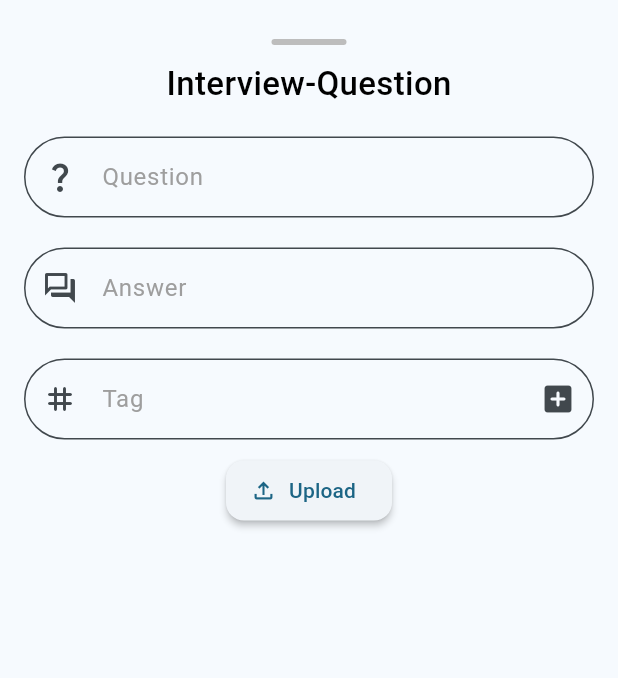
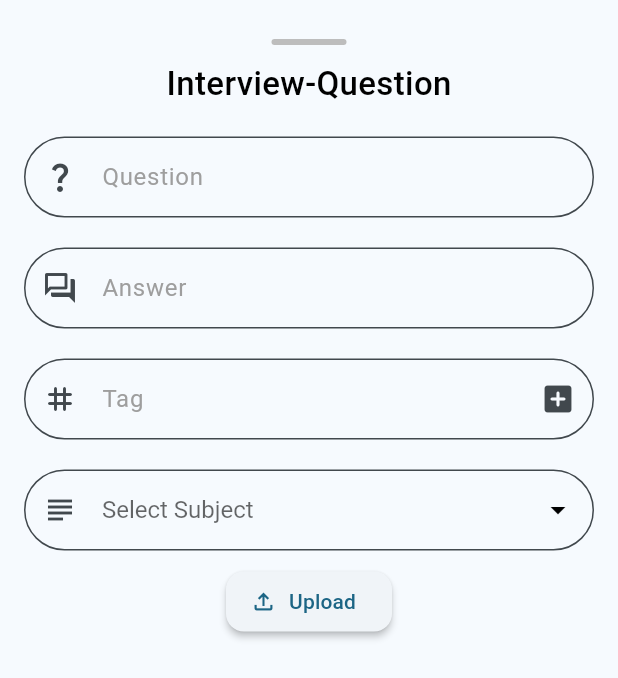
Before and after one commit to Vanshpanchal/Flutter, a Flutter app: the addmodal screen opened directly, on a phone screen of 412 x 824 dp. Shown: the top 678 px of the screen. Run offline on Flutter 3.47's test engine with Material 3 defaults, Android fonts, the phone set to English and light mode, and no system bars; our stand-ins replace cloud_firestore, firebase_auth, firebase_core, firebase_storage, get, image_picker and 1 more; missing offline and left inert: dart:ffi; accounts and stored records are empty; network calls fail.

Commit message:
specific subject filter

```diff
--- a/lib/addmodal.dart
+++ b/lib/addmodal.dart
@@ -13,7 +13,16 @@ class addmodal extends StatefulWidget {
 class _addmodalState extends State<addmodal> {
   final TextEditingController _questionController = TextEditingController();
   final TextEditingController _answerController = TextEditingController();
+  final List<String> subjects = [
+    "Algorithms",
+    "Data Structures",
+    "System Design",
+    "Database Management",
+    "Operating Systems",
+    "Competitive Programming"
+  ];
 
+  String? selectedSubject;
   addQA() async {
     try {
       var user = FirebaseAuth.instance.currentUser;
@@ -26,6 +35,7 @@ class _addmodalState extends State<addmodal> {
         'Report': false,
         'Tags': _tags,
         'docId': doc_id,
+        'Subject':selectedSubject,
         'Timestamp': FieldValue.serverTimestamp()
       };
       await FirebaseFirestore.instance
@@ -59,8 +69,8 @@ class _addmodalState extends State<addmodal> {
   final List<String> _tags = [];
 
   void _addTag() {
-    final tag = _tagController.text.trim();
-    if (tag.isNotEmpty && !_tags.contains(tag)) {
+    final tag = _tagController.text.toUpperCase().trim();
+    if (tag!.isNotEmpty && !_tags.contains(tag)) {
       setState(() {
         _tags.add(tag);
       });
@@ -77,8 +87,11 @@ class _addmodalState extends State<addmodal> {
 
   @override
   Widget build(BuildContext context) {
-    return FractionallySizedBox(
-        heightFactor: 0.85,
+    return
+      Scaffold(
+        resizeToAvoidBottomInset: true,
+        body: FractionallySizedBox(
+          heightFactor: 0.9,
           child: SingleChildScrollView(
             child: Padding(
               padding: const EdgeInsets.all(16.0),
@@ -103,6 +116,8 @@ class _addmodalState extends State<addmodal> {
                     ),
                   ),
                   SizedBox(height: 20),
+
+
                   TextField(
                     controller: _questionController,
                     maxLength: null,
@@ -146,6 +161,7 @@ class _addmodalState extends State<addmodal> {
                   ),
                   SizedBox(height: 20),
                   TextField(
+                    textCapitalization: TextCapitalization.characters,
                     controller: _tagController,
                     maxLines: 12,
                     minLines: 1,
@@ -187,6 +203,39 @@ class _addmodalState extends State<addmodal> {
                       );
                     }).toList(),
                   ),
+                  SizedBox(height: 20),
+                  DropdownButtonFormField<String>(
+                    value: selectedSubject,
+                    decoration: InputDecoration(
+                      border: OutlineInputBorder(
+                        borderRadius: BorderRadius.circular(30),
+                      ),
+                      contentPadding: const EdgeInsets.symmetric(
+                        vertical: 15,
+                        horizontal: 20,
+                      ),
+                      filled: true,
+                      fillColor: Colors.transparent,
+                      prefixIcon: Icon(Icons.subject),
+                    ),
+                    hint: Text('Select Subject'),
+                    items: subjects.map((subject) {
+                      return DropdownMenuItem<String>(
+                        value: subject,
+                        child: Text(subject),
+                      );
+                    }).toList(),
+                    onChanged: (value) {
+                      setState(() {
+                        selectedSubject = value;
+                      });
+                    },
+                    borderRadius: BorderRadius.circular(30),
+                    dropdownColor: Colors.white,
+                    style: TextStyle(color: Colors.black, fontSize: 16),
+                    icon: Icon(Icons.arrow_drop_down, color: Colors.black),
+                    isExpanded: true,
+                  ),
                   SizedBox(height: 10),
                   ElevatedButton.icon(
                     icon: Icon(Icons.file_upload_outlined),
@@ -218,6 +267,7 @@ class _addmodalState extends State<addmodal> {
                 ],
               ),
             ),
-        ));
+          )),
+      );
   }
 }
--- a/lib/main.dart
+++ b/lib/main.dart
@@ -27,6 +27,7 @@ class MyApp extends StatelessWidget {
           theme: ThemeData(
             colorScheme: ColorScheme.fromSeed(seedColor: Colors.lightBlueAccent),
             useMaterial3: true,
+
             bottomNavigationBarTheme: const BottomNavigationBarThemeData(
               elevation: 8.0,
             ),
--- a/lib/mypost.dart
+++ b/lib/mypost.dart
@@ -86,6 +86,7 @@ class _mypostState extends State<mypost> {
               ),
               SizedBox(height: 16.0),
               Text(
+                textAlign: TextAlign.justify,
                 itemData?['Answer'] ?? 'No description available',
                 style: const TextStyle(
                   fontSize: 16,
--- a/lib/previewmodal.dart
+++ b/lib/previewmodal.dart
@@ -15,7 +15,6 @@ class _previewmodalState extends State<previewmodal> {
   @override
   Widget build(BuildContext context) {
     return FractionallySizedBox(
-        heightFactor: 0.8,
         child: Padding(
           padding: const EdgeInsets.fromLTRB(16, 16, 16, 16),
           child: Column(
--- a/lib/saved.dart
+++ b/lib/saved.dart
@@ -120,6 +120,7 @@ class _savedState extends State<saved> {
               ),
               SizedBox(height: 16.0),
               Text(
+                textAlign: TextAlign.justify,
                 itemData?['Answer'] ?? 'No description available',
                 style: const TextStyle(
                   fontSize: 16,
```
Also changed, not shown: lib/explore.dart (+99 -9 lines). Lines whose indentation alone changed are shown as unchanged.
